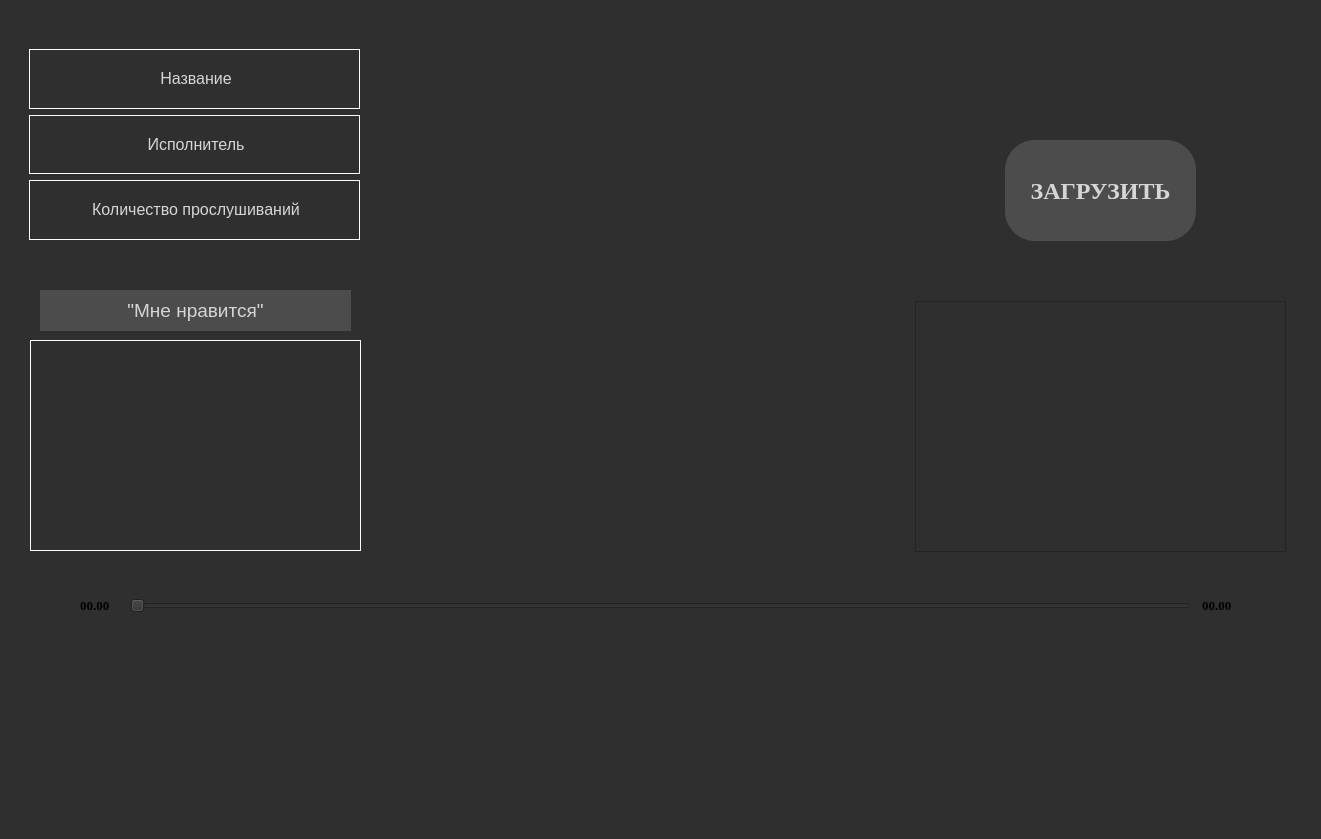
Old version of the form ui.ui in the repository ivanefr/MP3.
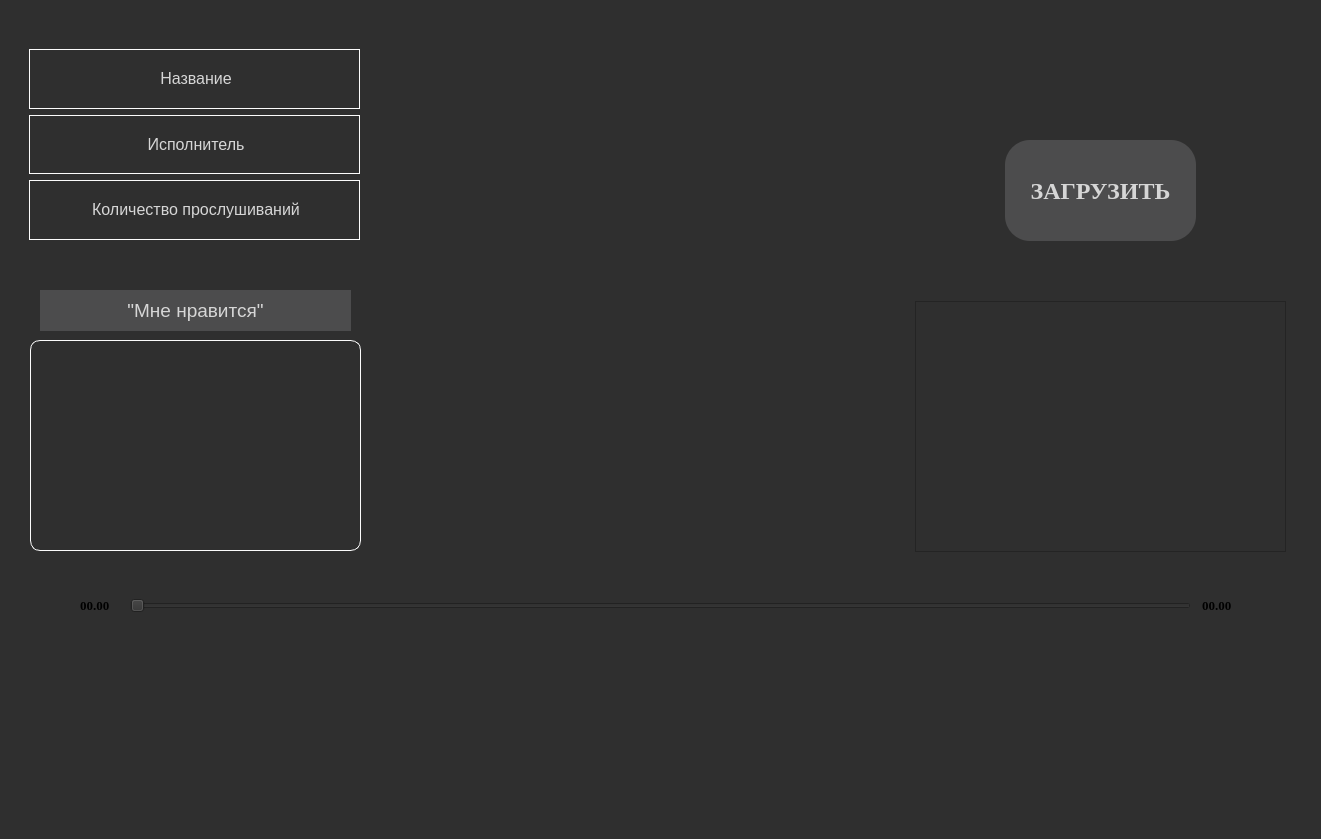
New version of the form. Icons and pictures are not drawn.

```diff
--- a/ui.ui
+++ b/ui.ui
@@ -206,7 +206,7 @@
     <property name="styleSheet">
      <string notr="true">background-color: rgb(76, 76, 77);
 color: rgb(214, 214, 214);
-border-radius: 30px;</string>
+border-radius: 25px;</string>
     </property>
     <property name="text">
      <string>ЗАГРУЗИТЬ</string>
@@ -245,8 +245,8 @@
     <property name="styleSheet">
      <string notr="true">border-style: solid;
 border-width: 1px;
-border-color: rgb(252, 252, 252)
-</string>
+border-color: rgb(252, 252, 252);
+border-radius: 10px</string>
     </property>
    </widget>
    <widget class="QLabel" name="label">
```
Left out of the diff: 6 changed lines with no effect on the pictures.
